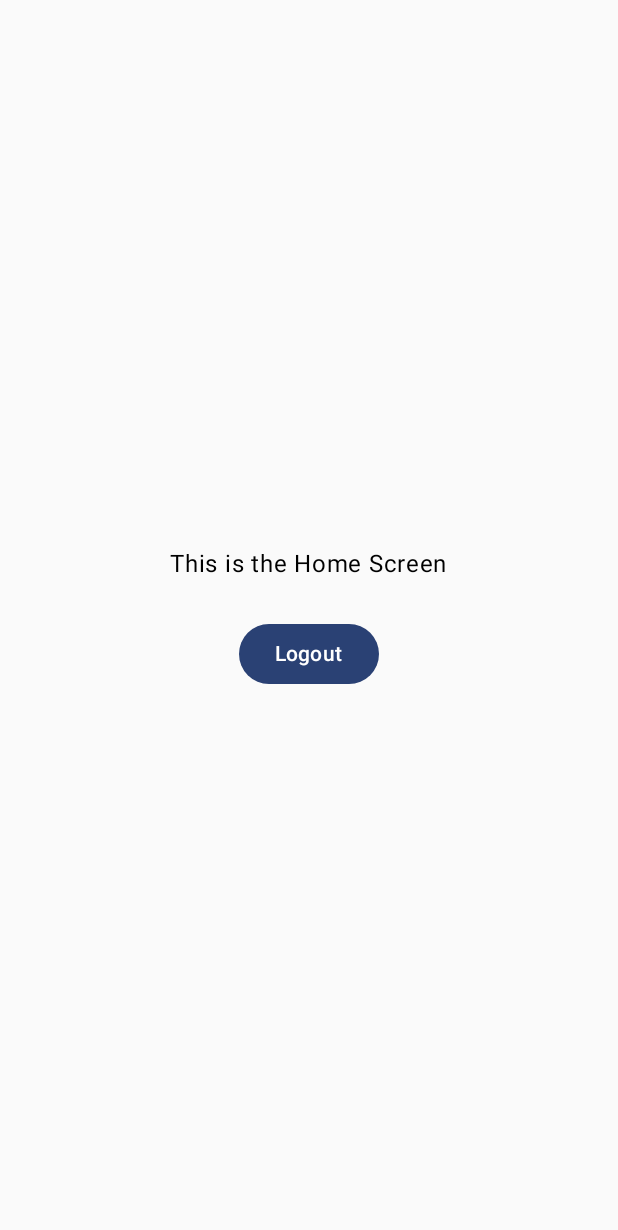
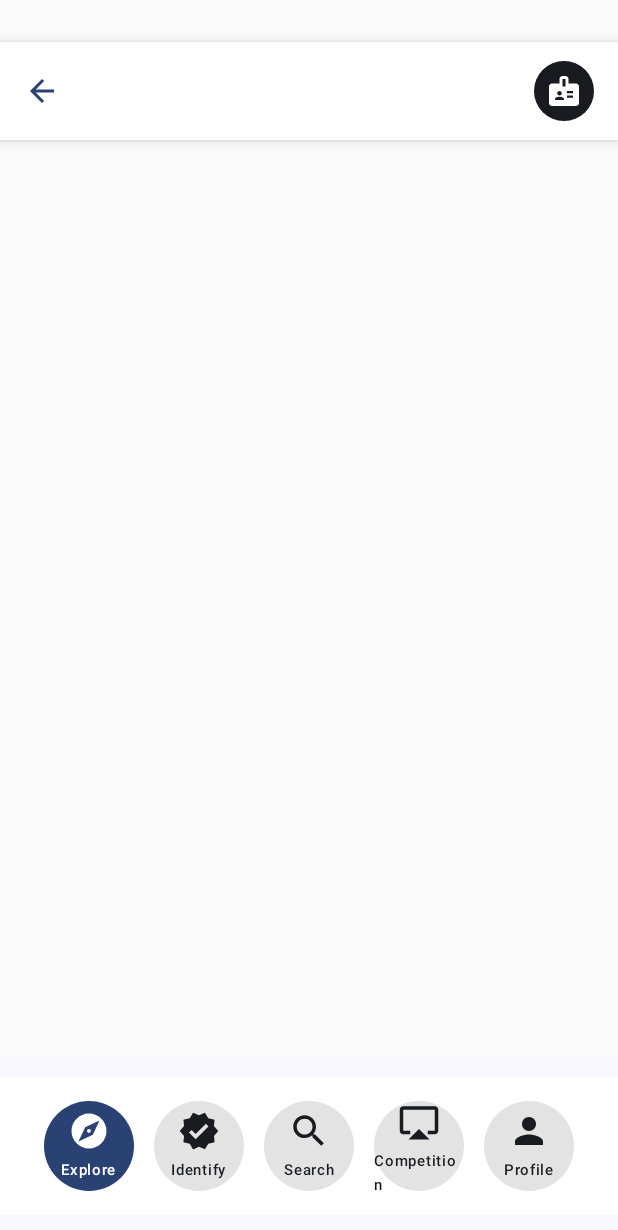
Before and after one commit to Bislei/Bislei---The-Fishing-Guide, an Android app built with Jetpack Compose: the HomeScreen screen opened through its navigation route, on a phone screen of 412 x 824 dp. Shown: the top 1230 px of the screen. Run offline under Robolectric (Android 15) with nearby library versions, the phone set to English and light mode, and no system bars; our stand-ins replace Firebase (no records; nobody signed in at launch, a user with empty details on screens opened directly).

Commit message:
UI Changes

```diff
--- a/app/build.gradle.kts
+++ b/app/build.gradle.kts
@@ -63,6 +63,8 @@ dependencies {
     implementation(libs.firebase.auth)
     implementation(libs.androidx.espresso.core)
     implementation(libs.firebase.firestore)
+    implementation(libs.androidx.webkit)
+    implementation(libs.engage.core)
     testImplementation(libs.junit)
     androidTestImplementation(libs.androidx.junit)
     androidTestImplementation(libs.androidx.espresso.core)
@@ -78,8 +80,11 @@ dependencies {
     // Icon Dependency
     implementation (libs.androidx.material.icons.extended)
 
-
     implementation(libs.androidx.animation) // use a stable version
 
 
+    //for Google map implementation in the app
+    implementation ("com.google.android.gms:play-services-maps:18.1.0")
+    implementation ("com.google.maps.android:maps-compose:2.9.1")
+
 }
--- a/app/src/main/java/com/kashmir/bislei/navigation/NavigationGraph.kt
+++ b/app/src/main/java/com/kashmir/bislei/navigation/NavigationGraph.kt
@@ -5,6 +5,7 @@ import androidx.compose.runtime.Composable
 import androidx.navigation.NavHostController
 import androidx.navigation.compose.NavHost
 import androidx.navigation.compose.composable
+
 import com.kashmir.bislei.screens.*
 
 @Composable
@@ -53,9 +54,18 @@ fun NavigationGraph(navController: NavHostController, isUserLoggedIn: Boolean) {
                     navController.navigate(Screens.Login.route) {
                         popUpTo(Screens.Home.route) { inclusive = true }
                     }
+                },
+                onBackClick = {
+                    // Define the back navigation action
+                    navController.popBackStack()
+                },
+                onProfileClick = {
+                    // Navigate to the Profile screen or perform another action
+                    navController.navigate(Screens.Profile.route)
                 }
             )
         }
+
 
         composable(Screens.ResetPassword.route) {
             ResetPasswordScreen(
--- a/app/src/main/java/com/kashmir/bislei/navigation/Screens.kt
+++ b/app/src/main/java/com/kashmir/bislei/navigation/Screens.kt
@@ -6,4 +6,7 @@ sealed class Screens(val route: String) {
     object Register : Screens("register_screen")
     object Home : Screens("home_screen")
     object ResetPassword : Screens("reset_password_screen")
+    object Profile : Screens("profile") // Ensure this exists
+
+
 }
--- /dev/null
+++ b/app/src/main/java/com/kashmir/bislei/navigation/TopNavigationBar.kt
@@ -0,0 +1,69 @@
+package com.kashmir.bislei.navigation
+
+import androidx.compose.foundation.background
+import androidx.compose.foundation.clickable
+import androidx.compose.foundation.layout.*
+import androidx.compose.foundation.shape.CircleShape
+import androidx.compose.material.icons.Icons
+import androidx.compose.material.icons.filled.AccountBox
+import androidx.compose.material.icons.filled.ArrowBack
+import androidx.compose.material.icons.filled.Badge
+import androidx.compose.material3.Icon
+import androidx.compose.material3.MaterialTheme
+import androidx.compose.material3.Surface
+import androidx.compose.runtime.Composable
+import androidx.compose.ui.Alignment
+import androidx.compose.ui.Modifier
+import androidx.compose.ui.draw.clip
+import androidx.compose.ui.graphics.Color
+import androidx.compose.ui.unit.dp
+
+@Composable
+fun TopNavigationBar(
+    onBackClick: () -> Unit, // Callback for the left arrow click
+    onProfileClick: () -> Unit // Callback for the profile image click
+) {
+    Surface(
+        modifier = Modifier
+            .fillMaxWidth()
+            .padding(vertical = 28.dp)
+            .height(65.dp), // Height of the navigation bar
+        color = MaterialTheme.colorScheme.onPrimary, // Background color
+        shadowElevation = 4.dp
+    ) {
+        Row(
+            modifier = Modifier
+                .fillMaxSize()
+                .padding(horizontal = 16.dp), // Padding for spacing
+            verticalAlignment = Alignment.CenterVertically,
+            horizontalArrangement = Arrangement.SpaceBetween // Icons spaced between edges
+        ) {
+            // Left arrow icon
+            Icon(
+                imageVector = Icons.Default.ArrowBack,
+                contentDescription = "Back",
+                tint = MaterialTheme.colorScheme.primary, // Icon color
+                modifier = Modifier
+                    .size(24.dp) // Icon size
+                    .clickable { onBackClick() } // Click callback
+            )
+
+            // Profile image placeholder (circular shape)
+            Box(
+                modifier = Modifier
+                    .size(40.dp) // Size of the profile image
+                    .clip(CircleShape) // Circular shape
+                    .background(MaterialTheme.colorScheme.onBackground) // Background color
+                    .clickable { onProfileClick() }, // Click callback
+                contentAlignment = Alignment.Center
+            ) {
+                // Placeholder content inside the profile circle
+                Icon(
+                    imageVector = Icons.Default.Badge, // Replace with actual profile image later
+                    contentDescription = "Profile",
+                    tint = MaterialTheme.colorScheme.onSecondary // Icon color
+                )
+            }
+        }
+    }
+}
--- a/app/src/main/java/com/kashmir/bislei/screens/HomeScreen.kt
+++ b/app/src/main/java/com/kashmir/bislei/screens/HomeScreen.kt
@@ -1,37 +1,147 @@
 package com.kashmir.bislei.screens
 
+import androidx.compose.foundation.background
+import androidx.compose.foundation.clickable
 import androidx.compose.foundation.layout.*
+import androidx.compose.foundation.shape.CircleShape
 import androidx.compose.material3.*
-import androidx.compose.runtime.Composable
+import androidx.compose.runtime.*
 import androidx.compose.ui.Alignment
 import androidx.compose.ui.Modifier
 import androidx.compose.ui.graphics.Color
 import androidx.compose.ui.unit.dp
+import androidx.compose.ui.text.font.FontWeight
+import androidx.compose.ui.unit.sp
 import com.google.firebase.auth.FirebaseAuth
+import androidx.compose.material.icons.Icons
+import androidx.compose.material.icons.filled.Airplay
+import androidx.compose.material.icons.filled.Explore
+import androidx.compose.material.icons.filled.Search
+import androidx.compose.material.icons.filled.Verified
+
+import androidx.compose.material.icons.filled.Person
+import androidx.compose.ui.graphics.vector.ImageVector
+import androidx.compose.ui.text.font.FontStyle
+import com.kashmir.bislei.navigation.TopNavigationBar
+
+
+data class NavigationItem(
+    val label: String,
+    val icon: ImageVector
+)
+
 
 @Composable
 fun HomeScreen(
     modifier: Modifier = Modifier,
-    onLogout: () -> Unit // Callback to navigate to login screen
+    onLogout: () -> Unit, // Callback to navigate to login screen
+    onBackClick: () -> Unit, // Handle back button click
+    onProfileClick: () -> Unit // Handle profile image click
 ) {
     Box(
         contentAlignment = Alignment.Center,
         modifier = Modifier.fillMaxSize()
     ) {
+
+
         Column(
             horizontalAlignment = Alignment.CenterHorizontally,
             verticalArrangement = Arrangement.Center
         ) {
-            Text(text = "This is the Home Screen", color = Color.Black)
-            Spacer(modifier = Modifier.height(24.dp))
-            Button(
-                onClick = {
-                    FirebaseAuth.getInstance().signOut()
-                    onLogout() // Navigate back to login
-                }
+
+            // Add the TopNavigationBar at the top of the screen
+            TopNavigationBar(
+                onBackClick = onBackClick, // Callback for back button
+                onProfileClick = onProfileClick // Callback for profile image
+            )
+            Spacer(modifier=Modifier.height(16.dp))
+
+
+            //HOME MAIN VIEW  HERE
+
+
+            Spacer(modifier = Modifier.weight(1f))
+
+            Spacer(modifier = Modifier.weight(1f)) // Push navigation bar to the bottom
+
+            // Bottom Navigation Bar
+            Box(
+                modifier = Modifier
+                    .fillMaxWidth()
+                    .background(MaterialTheme.colorScheme.surface)
+                    .height(120.dp),
+                contentAlignment = Alignment.Center
             ) {
-                Text("Logout")
+                BottomNavigationBar()
             }
         }
     }
 }
+
+@Composable
+fun BottomNavigationBar() {
+
+    val items = listOf(
+        NavigationItem("Explore", Icons.Filled.Explore),
+        NavigationItem("Identify", Icons.Filled.Verified),
+        NavigationItem("Search", Icons.Filled.Search),
+        NavigationItem("Competition", Icons.Filled.Airplay),
+        NavigationItem("Profile", Icons.Filled.Person)
+    )
+
+    var selectedItem by remember { mutableStateOf(0) }
+
+    Row(
+        modifier = Modifier
+            .fillMaxWidth()
+            .background(MaterialTheme.colorScheme.onSecondary)
+            .padding(16.dp)
+            .height(60.dp),
+        horizontalArrangement = Arrangement.SpaceEvenly,
+        verticalAlignment = Alignment.CenterVertically
+    ) {
+        items.forEachIndexed { index, item ->
+            NavigationBarItem(
+                icon = item.icon,
+                label = item.label,
+                isSelected = index == selectedItem,
+                onClick = { selectedItem = index }
+            )
+        }
+    }
+}
+
+@Composable
+fun NavigationBarItem(
+    icon: ImageVector,
+    label: String,
+    isSelected: Boolean,
+    onClick: () -> Unit
+) {
+    Column(
+        modifier = Modifier
+            .size(60.dp)
+            .background(
+                color = if (isSelected) MaterialTheme.colorScheme.primary else MaterialTheme.colorScheme.onSurface.copy(alpha = 0.12f),
+                shape = CircleShape
+            )
+            .clickable(onClick = onClick),
+        verticalArrangement = Arrangement.Center,
+        horizontalAlignment = Alignment.CenterHorizontally
+    ) {
+        Icon(
+            imageVector = icon,
+            contentDescription = label,
+            tint = if (isSelected) MaterialTheme.colorScheme.onPrimary else MaterialTheme.colorScheme.onSurface,
+            modifier = Modifier.size(28.dp)
+        )
+        Spacer(modifier = Modifier.height(4.dp))
+        Text(
+            text = label,
+            style = MaterialTheme.typography.labelSmall,
+            fontSize = 10.sp,
+            color = if (isSelected) MaterialTheme.colorScheme.onPrimary else MaterialTheme.colorScheme.onSurface
+        )
+
+    }
+}
--- /dev/null
+++ b/app/src/main/java/com/kashmir/bislei/screens/Profile.kt
@@ -0,0 +1,17 @@
+package com.kashmir.bislei.screens
+
+import androidx.compose.foundation.layout.Column
+import androidx.compose.foundation.layout.fillMaxSize
+import androidx.compose.material3.Text
+import androidx.compose.runtime.Composable
+import androidx.compose.ui.Modifier
+import com.kashmir.bislei.navigation.Screens
+
+@Composable
+fun Profile(){
+Column(modifier = Modifier.fillMaxSize()) {
+
+
+}
+    Text(text="Hello")
+}
--- a/app/src/main/java/com/kashmir/bislei/screens/SplashScreen.kt
+++ b/app/src/main/java/com/kashmir/bislei/screens/SplashScreen.kt
@@ -23,7 +23,7 @@ fun SplashScreen(navController: NavController, isUserLoggedIn: Boolean) {
 
 
     LaunchedEffect(Unit) {
-        delay(1000) // Optional: Add splash delay
+        delay(500) // Optional: Add splash delay
         if (isUserLoggedIn) {
             navController.navigate(Screens.Home.route) {
                 popUpTo(Screens.Splash.route) { inclusive = true }
--- a/app/src/main/java/com/kashmir/bislei/ui/theme/Color.kt
+++ b/app/src/main/java/com/kashmir/bislei/ui/theme/Color.kt
@@ -2,7 +2,7 @@ package com.kashmir.bislei.ui.theme
 
 import androidx.compose.ui.graphics.Color
 
-val Purple80 = Color(0xFFD0BCFF)
+val Purple80 = Color(0xFF6A26FD)
 val PurpleGrey80 = Color(0xFFCCC2DC)
 val Pink80 = Color(0xFFEFB8C8)
 
--- a/gradle/libs.versions.toml
+++ b/gradle/libs.versions.toml
@@ -15,6 +15,8 @@ animationCoreLint = "1.8.0-rc03"
 animationLint = "1.8.0-rc03"
 navigationCompose = "2.8.9"
 firebaseFirestore = "25.1.3"
+webkit = "1.13.0"
+engageCore = "1.5.8"
 
 [libraries]
 androidx-animation = { module = "androidx.compose.animation:animation", version.ref = "animation" }
@@ -38,6 +40,8 @@ firebase-auth = { group = "com.google.firebase", name = "firebase-auth", version
 androidx-animation-core-lint = { group = "androidx.compose.animation", name = "animation-core-lint", version.ref = "animationCoreLint" }
 androidx-animation-lint = { group = "androidx.compose.animation", name = "animation-lint", version.ref = "animationLint" }
 firebase-firestore = { group = "com.google.firebase", name = "firebase-firestore", version.ref = "firebaseFirestore" }
+androidx-webkit = { group = "androidx.webkit", name = "webkit", version.ref = "webkit" }
+engage-core = { group = "com.google.android.engage", name = "engage-core", version.ref = "engageCore" }
 
 [plugins]
 android-application = { id = "com.android.application", version.ref = "agp" }
```
